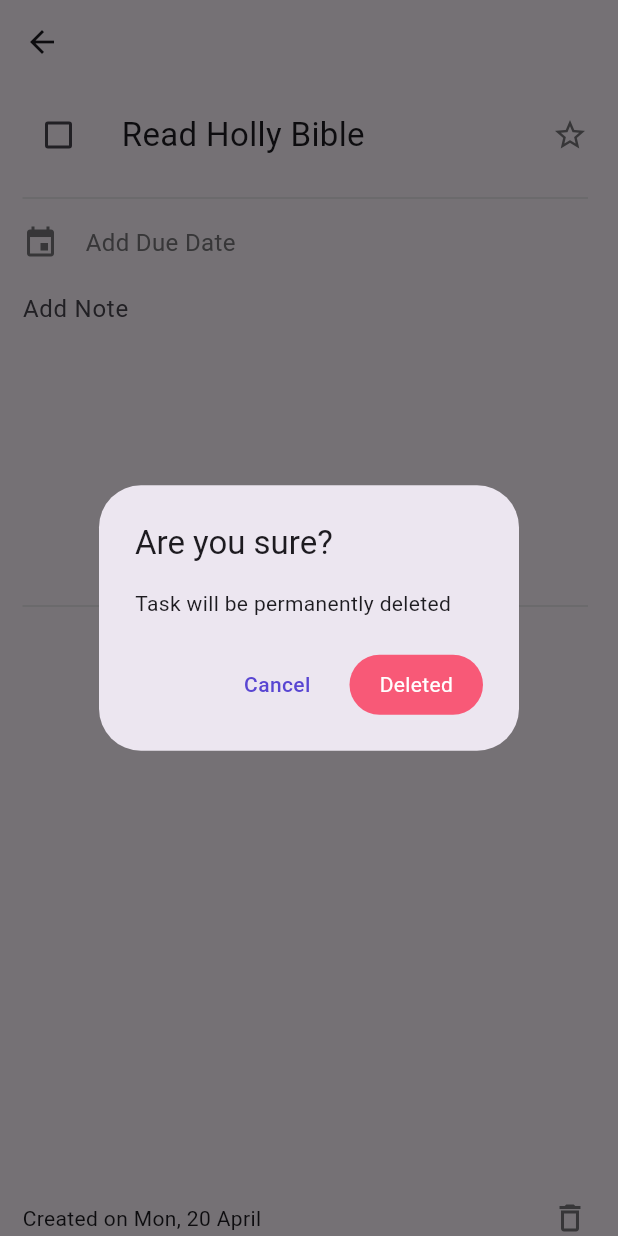
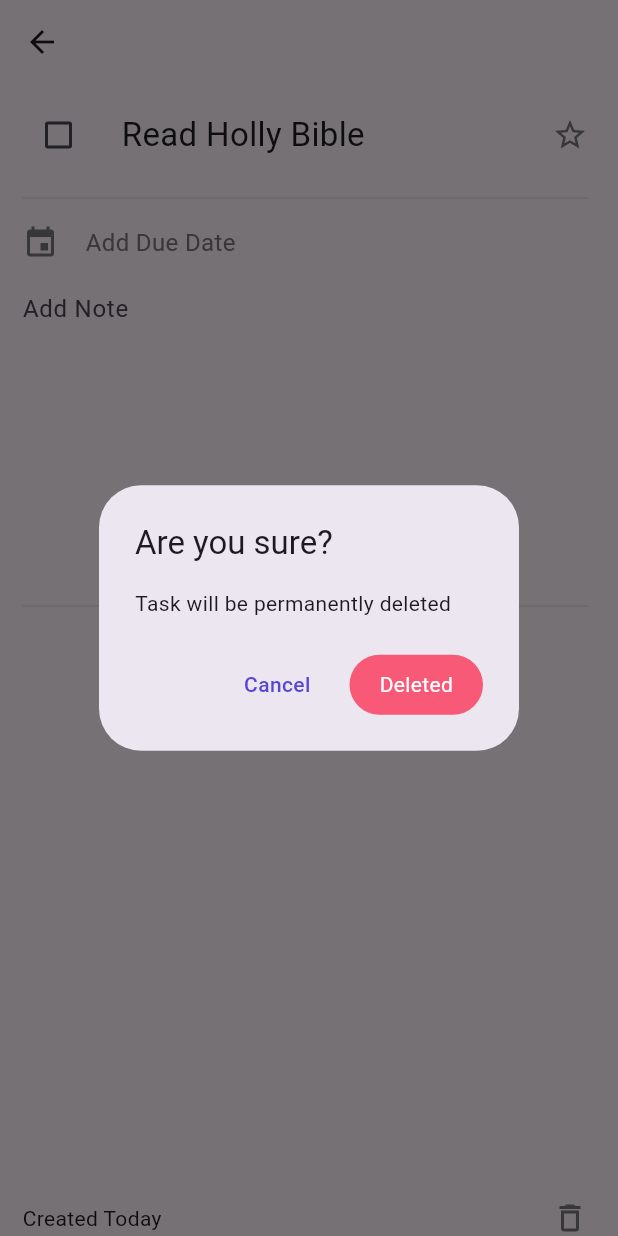
Before and after one commit to weluid/Todo-App, a Flutter app: the TaskInfoScreen screen opened directly with sample values from the repository, after a tap on the "delete outline" icon, on a phone screen of 412 x 824 dp. Run offline on Flutter 3.47's test engine with Material 2 defaults, Android fonts, the phone set to English and light mode, and no system bars; our stand-ins replace bloc, flutter_bloc, flutter_slidable; generated files the repository leaves out were written again.

Commit message:
Added Created data check

```diff
--- a/lib/bloc/task_bloc/task_bloc.dart
+++ b/lib/bloc/task_bloc/task_bloc.dart
@@ -29,7 +29,7 @@ class TaskBloc extends Bloc<TaskEvent, TaskState> {
 
   FutureOr<void> _eventAddTask(AddTaskEvent e, Emitter<TaskState> emit) {
     _toDoRepository.addTask(
-      Task(id: GetId().genIDByDatetimeNow(), title: e.taskTitle, groupId: e.groupId),
+      Task(id: GetId().genIDByDatetimeNow(), title: e.taskTitle, groupId: e.groupId, createdDate: DateTime.now()),
     );
     emit(GetTaskList(_toDoRepository.getTaskList(e.groupId)));
   }
--- a/lib/l10n/app_en.arb
+++ b/lib/l10n/app_en.arb
@@ -20,5 +20,8 @@
   "due": "Due",
   "today": "Today",
   "tomorrow": "Tomorrow",
-  "pickDate": "Pick a Date"
+  "pickDate": "Pick a Date",
+  "createdOn": "Created on",
+  "createdToday": "Created Today"
+
 }
--- a/lib/l10n/app_uk.arb
+++ b/lib/l10n/app_uk.arb
@@ -20,6 +20,9 @@
   "due": "Термін",
   "today": "Сьогодні",
   "tomorrow": "Завтра",
-  "pickDate": "Виберіть дату"
+  "pickDate": "Виберіть дату",
+  "createdOn": "Створено в",
+  "createdToday": "Створено сьогодні"
+
 
 }
--- a/lib/models/task.dart
+++ b/lib/models/task.dart
@@ -6,6 +6,7 @@ class Task {
   bool isCompleted;
   String groupId;
   DateTime? dueDate;
+  DateTime createdDate;
 
   Task({
     required this.id,
@@ -15,10 +16,11 @@ class Task {
     this.isImportant = false,
     this.isCompleted = false,
     this.dueDate,
+    required this.createdDate,
   });
 
   @override
   String toString() {
-    return 'Task{id: $id, title: $title, description: $description, isImportant: $isImportant, isCompleted: $isCompleted, groupId: $groupId, dueDate: $dueDate}';
+    return 'Task{id: $id, title: $title, description: $description, isImportant: $isImportant, isCompleted: $isCompleted, groupId: $groupId, dueDate: $dueDate, createdDate: $createdDate}';
   }
 }
--- a/lib/repository/database/cache_manager.dart
+++ b/lib/repository/database/cache_manager.dart
@@ -12,9 +12,9 @@ class CacheManager extends BaseDatabase {
 
   // List with tasks
   List<Task> tasks = [
-    Task(id: '1', title: 'Read Holly Bible', isCompleted: false, groupId: 'Test'),
-    Task(id: '2', title: 'Call Verka', isCompleted: false, groupId: 'Test'),
-    Task(id: '3', title: 'See Pornhub', isCompleted: false, groupId: 'Test'),
+    Task(id: '1', title: 'Read Holly Bible', isCompleted: false, groupId: 'Test', createdDate: DateTime.now()),
+    Task(id: '2', title: 'Call Verka', isCompleted: false, groupId: 'Test', createdDate: DateTime.now()),
+    Task(id: '3', title: 'See Pornhub', isCompleted: false, groupId: 'Test', createdDate: DateTime.now()),
   ];
 
   @override
--- a/lib/screens/task_info_screen.dart
+++ b/lib/screens/task_info_screen.dart
@@ -148,7 +148,6 @@ class _TaskInfoScreenState extends State<TaskInfoScreen> {
                             _isDateActive = true;
                           });
 
-
                           debugPrint(dateTime.toString());
                         },
                         dateTomorrow: () {
@@ -245,15 +244,18 @@ class _TaskInfoScreenState extends State<TaskInfoScreen> {
                     const Spacer(),
                     Row(
                       children: [
-                        const Expanded(
+                        Expanded(
                           child: Text(
-                            'Created on Mon, 20 April',
-                            style: TextStyle(fontSize: 14),
+                            DateTime.now().isAfter(widget.task.createdDate)
+                                ? AppLocalizations.of(context).createdToday
+                                : '${AppLocalizations.of(context).createdOn} ${DateFormat('E, d MMMM').format(widget.task.createdDate)}',
+                            // 'Created on Mon, 20 April',
+                            style: const TextStyle(fontSize: 14),
                           ),
                         ),
                         GestureDetector(
                           onTap: () async {
-                            bool isDeleted = await showDialog(
+                            bool? isDeleted = await showDialog(
                               context: context,
                               builder: (dialogContext) => DeletedDialog(
                                 deleteObject: (taskId) {
@@ -265,7 +267,7 @@ class _TaskInfoScreenState extends State<TaskInfoScreen> {
                               ),
                             );
 
-                            if (isDeleted) {
+                            if (isDeleted != null) {
                               if (!mounted) return;
                               Navigator.pop(context, true);
                             }
```
